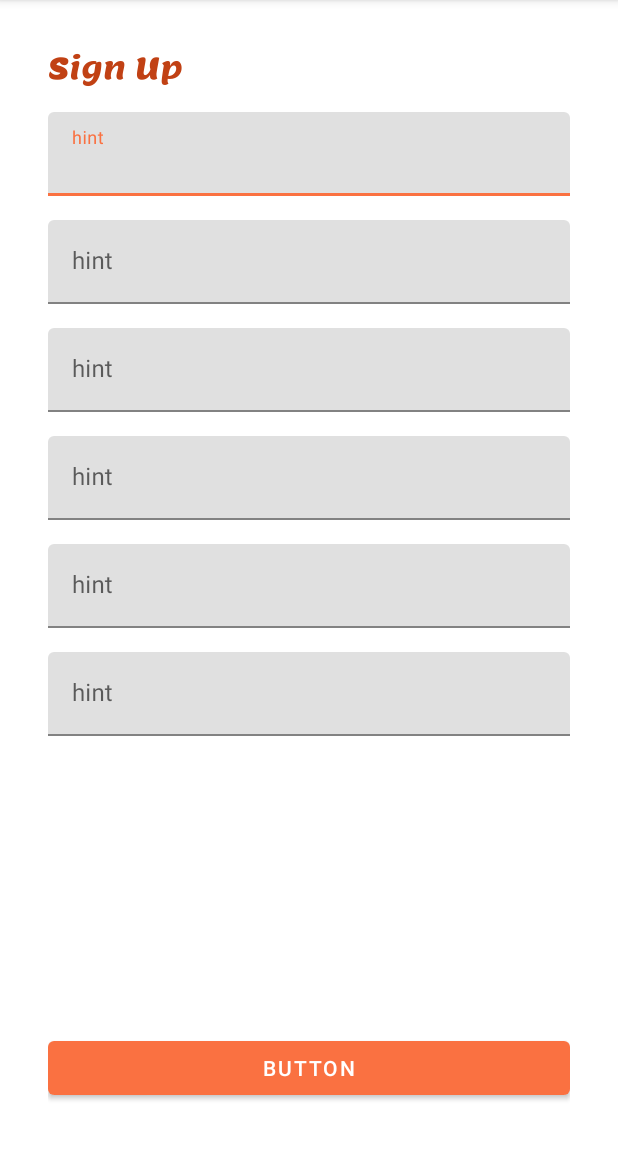
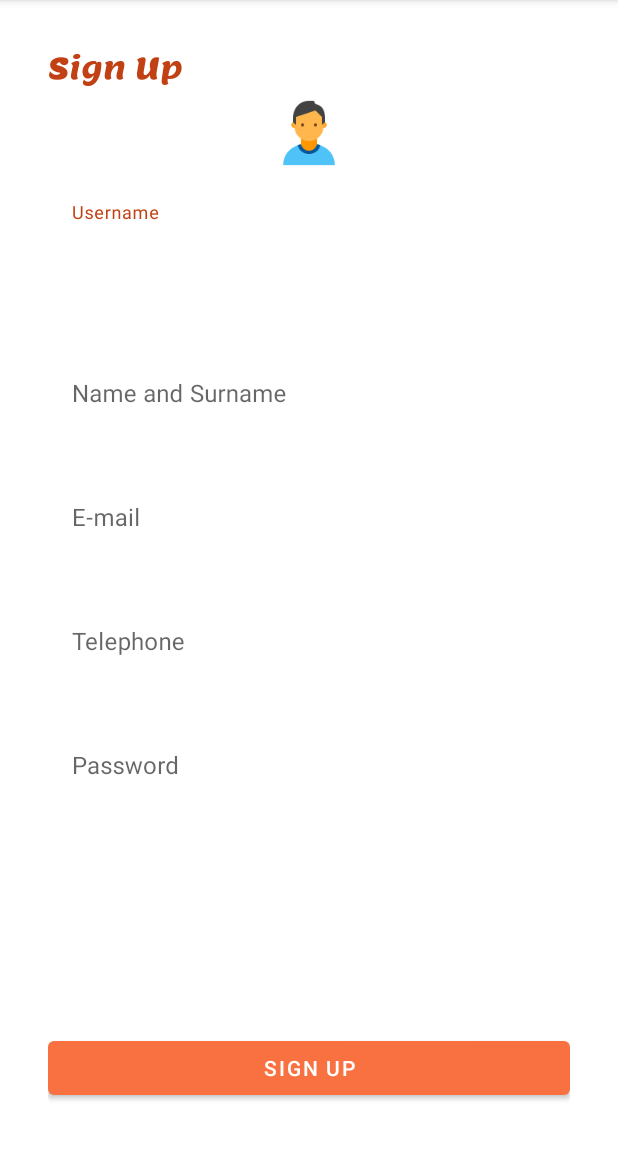
Before and after one commit to FJAranda/LetmeApp, an Android app: the SignUpActivity screen opened directly, with no data from a screen before it, on a phone screen of 412 x 824 dp, the part 84-1236 px from its top. Run offline under Robolectric (Android 15) with nearby library versions, the phone set to English and light mode, and no system bars.

Commit message:
Sign up layout finished.

```diff
--- a/app/src/main/res/layout/activity_sign_up.xml
+++ b/app/src/main/res/layout/activity_sign_up.xml
@@ -19,102 +19,104 @@
         app:layout_constraintStart_toStartOf="parent"
         app:layout_constraintTop_toTopOf="parent" />
 
+
+
     <com.google.android.material.textfield.TextInputLayout
-        android:id="@+id/textInputLayout"
+        android:id="@+id/tilUsuario"
+        style="@style/TextInputLayout"
         android:layout_marginTop="@dimen/til_margin_standard"
         android:layout_width="0dp"
         android:layout_height="wrap_content"
         app:layout_constraintEnd_toEndOf="parent"
         app:layout_constraintStart_toStartOf="parent"
-        app:layout_constraintTop_toBottomOf="@+id/tvRegistro">
+        app:layout_constraintTop_toBottomOf="@+id/ivImagenRegistro">
 
         <com.google.android.material.textfield.TextInputEditText
             android:layout_width="match_parent"
             android:layout_height="wrap_content"
-            android:hint="hint" />
+            android:hint="@string/strUsuario" />
     </com.google.android.material.textfield.TextInputLayout>
 
     <com.google.android.material.textfield.TextInputLayout
-        android:id="@+id/textInputLayout2"
+        android:id="@+id/tilNombreApellidos"
+        style="@style/TextInputLayout"
         android:layout_marginTop="@dimen/til_margin_standard"
         android:layout_width="0dp"
         android:layout_height="wrap_content"
         app:layout_constraintEnd_toEndOf="parent"
         app:layout_constraintStart_toStartOf="parent"
-        app:layout_constraintTop_toBottomOf="@+id/textInputLayout">
+        app:layout_constraintTop_toBottomOf="@+id/tilUsuario">
 
         <com.google.android.material.textfield.TextInputEditText
             android:layout_width="match_parent"
             android:layout_height="wrap_content"
-            android:hint="hint" />
+            android:hint="@string/strName" />
     </com.google.android.material.textfield.TextInputLayout>
 
     <com.google.android.material.textfield.TextInputLayout
-        android:id="@+id/textInputLayout3"
+        android:id="@+id/tilCorreoElectronico"
+        style="@style/TextInputLayout"
         android:layout_marginTop="@dimen/til_margin_standard"
         android:layout_width="0dp"
         android:layout_height="wrap_content"
         app:layout_constraintEnd_toEndOf="parent"
         app:layout_constraintStart_toStartOf="parent"
-        app:layout_constraintTop_toBottomOf="@+id/textInputLayout2">
+        app:layout_constraintTop_toBottomOf="@+id/tilNombreApellidos">
 
         <com.google.android.material.textfield.TextInputEditText
             android:layout_width="match_parent"
             android:layout_height="wrap_content"
-            android:hint="hint" />
+            android:hint="@string/strMail" />
     </com.google.android.material.textfield.TextInputLayout>
 
     <com.google.android.material.textfield.TextInputLayout
-        android:id="@+id/textInputLayout4"
+        android:id="@+id/tilTelefono"
+        style="@style/TextInputLayout"
         android:layout_marginTop="@dimen/til_margin_standard"
         android:layout_width="0dp"
         android:layout_height="wrap_content"
         app:layout_constraintEnd_toEndOf="parent"
         app:layout_constraintStart_toStartOf="parent"
-        app:layout_constraintTop_toBottomOf="@+id/textInputLayout3">
+        app:layout_constraintTop_toBottomOf="@+id/tilCorreoElectronico">
 
         <com.google.android.material.textfield.TextInputEditText
             android:layout_width="match_parent"
             android:layout_height="wrap_content"
-            android:hint="hint" />
+            android:hint="@string/strtelefono" />
     </com.google.android.material.textfield.TextInputLayout>
 
     <com.google.android.material.textfield.TextInputLayout
-        android:id="@+id/textInputLayout5"
-        android:layout_marginTop="@dimen/til_margin_standard"
-        android:layout_width="0dp"
-        android:layout_height="wrap_content"
-        app:layout_constraintEnd_toEndOf="parent"
-        app:layout_constraintStart_toStartOf="parent"
-        app:layout_constraintTop_toBottomOf="@+id/textInputLayout4">
-
-        <com.google.android.material.textfield.TextInputEditText
-            android:layout_width="match_parent"
-            android:layout_height="wrap_content"
-            android:hint="hint" />
-    </com.google.android.material.textfield.TextInputLayout>
-
-    <com.google.android.material.textfield.TextInputLayout
-        android:id="@+id/textInputLayout6"
+        android:id="@+id/tilPassword"
+        style="@style/TextInputLayout"
         android:layout_width="0dp"
         android:layout_height="wrap_content"
         android:layout_marginTop="@dimen/til_margin_standard"
         app:layout_constraintEnd_toEndOf="parent"
         app:layout_constraintStart_toStartOf="parent"
-        app:layout_constraintTop_toBottomOf="@+id/textInputLayout5">
+        app:layout_constraintTop_toBottomOf="@+id/tilTelefono">
 
         <com.google.android.material.textfield.TextInputEditText
             android:layout_width="match_parent"
             android:layout_height="wrap_content"
-            android:hint="hint" />
+            android:hint="@string/strPassword" />
     </com.google.android.material.textfield.TextInputLayout>
 
     <Button
-        android:id="@+id/button"
+        android:id="@+id/btnNewSignUp"
         android:layout_width="0dp"
         android:layout_height="wrap_content"
-        android:text="Button"
+        android:text="@string/strSignup"
         app:layout_constraintBottom_toBottomOf="parent"
         app:layout_constraintEnd_toEndOf="parent"
         app:layout_constraintStart_toStartOf="parent" />
+
+    <ImageView
+        android:id="@+id/ivImagenRegistro"
+        android:layout_width="wrap_content"
+        android:layout_height="wrap_content"
+        app:layout_constraintBottom_toTopOf="@+id/tilUsuario"
+        app:layout_constraintEnd_toEndOf="parent"
+        app:layout_constraintStart_toStartOf="parent"
+        app:layout_constraintTop_toBottomOf="@id/tvRegistro"
+        app:srcCompat="@drawable/person" />
 </androidx.constraintlayout.widget.ConstraintLayout>
--- a/app/src/main/res/values/strings.xml
+++ b/app/src/main/res/values/strings.xml
@@ -4,4 +4,8 @@
     <string name="strPassword">Password</string>
     <string name="strLogin">Log in</string>
     <string name="strSignup">Sign Up</string>
+    <string name="strUsuario">Username</string>
+    <string name="strName">Name and Surname</string>
+    <string name="strMail">E-mail</string>
+    <string name="strtelefono">Telephone</string>
 </resources>
```
Also changed, not shown: app/src/main/res/drawable-hdpi/person.png (added), app/src/main/res/drawable-mdpi/person.png (added), app/src/main/res/drawable-xhdpi/person.png (added), app/src/main/res/drawable-xxhdpi/person.png (added), app/src/main/res/drawable-xxxhdpi/person.png (added), 7 other files.
